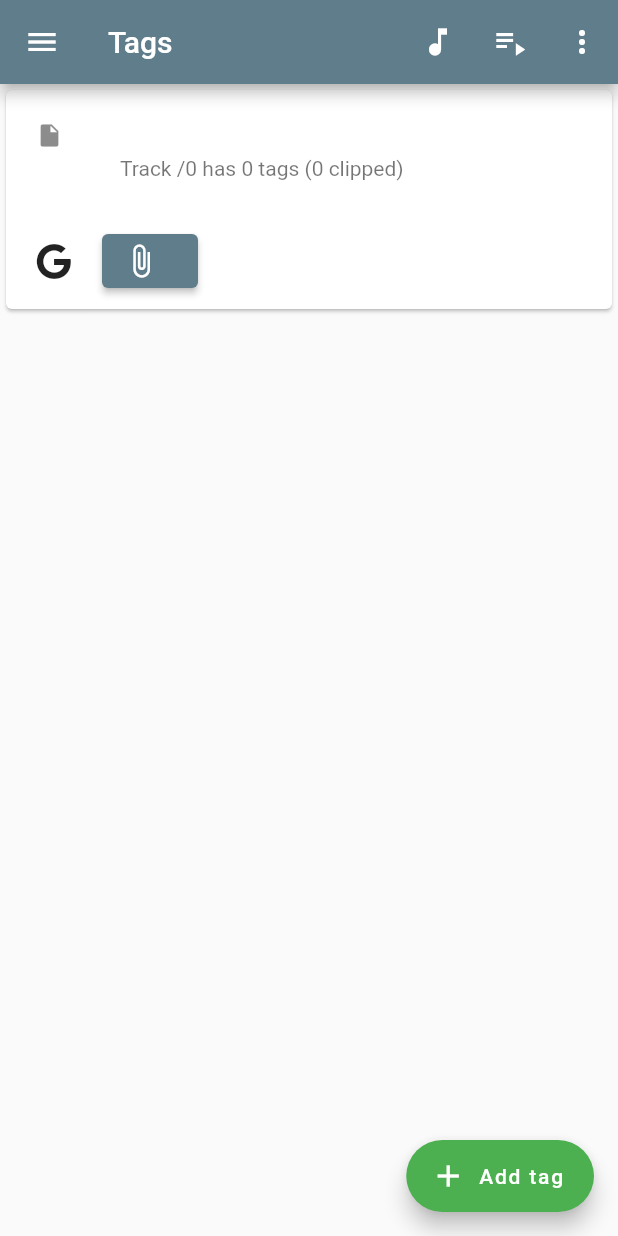
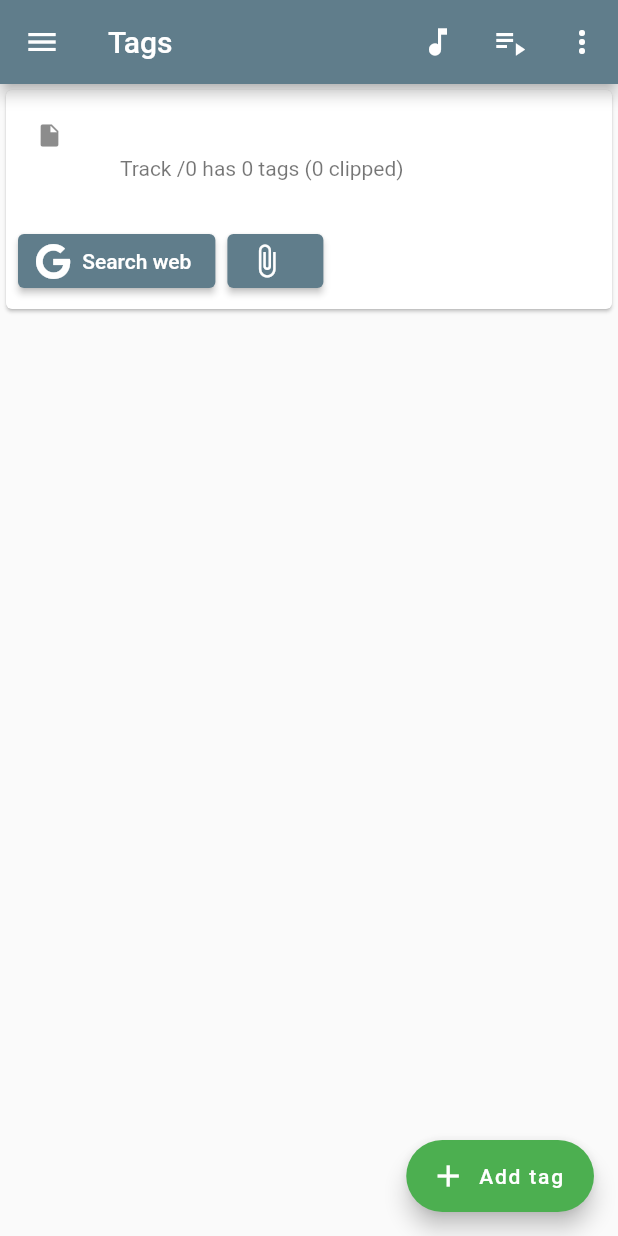
Before and after one commit to davidSchlosser/ql-coda, a Flutter app: the EditTagsView screen opened by its route, on a phone screen of 412 x 824 dp. Run offline on Flutter 3.47's test engine with Material 2 defaults, Android fonts, the phone set to English and light mode, and no system bars; our stand-ins replace bloc, equatable, flutter_bloc, flutter_riverpod, flutter_slidable, flutter_typeahead and 4 more; missing offline and left inert: mqtt_client.

Commit message:
search button

```diff
--- a/ql_coda/lib/screens/google_icon_button.dart
+++ b/ql_coda/lib/screens/google_icon_button.dart
@@ -1,28 +1,30 @@
-//import 'package:coda/blocs/blocs.dart';
 import 'package:coda/logger.dart';
 import 'package:coda/models/tags_model.dart';
-import 'package:coda/screens/google_search.dart';
+//import 'package:coda/screens/google_search.dart';
 import 'package:flutter/material.dart';
-import 'package:flutter_bloc/flutter_bloc.dart';
+import 'package:flutter_riverpod/flutter_riverpod.dart';
 import 'package:font_awesome_flutter/font_awesome_flutter.dart';
 import 'package:logger/logger.dart';
+import 'package:coda/models/edited_tags_model.dart';
 
 Logger _logger = getLogger('GoogleIconButton', Level.debug);
 
-class GoogleIconButton extends StatelessWidget {
-  const GoogleIconButton({super.key});
+class GoogleIconButton extends ConsumerWidget {
+
+  GoogleIconButton({super.key});
+
 
   @override
-  Widget build(BuildContext context) {
-    return IconButton(
+  Widget build(BuildContext context, WidgetRef ref) {
+    final List<Tag> tags = ref.read(editedTagsProvider);
+    return ElevatedButton.icon(
+      label: const Text('Search web'),
       icon: const FaIcon(FontAwesomeIcons.google),
       onPressed: () {
         String artists = '';
         String title = '';
 
-        TagsState state = BlocProvider.of<TagsBloc>(context).state;
-        if (state is TagsLoaded) {
-          List<Tag> tags = state.tags.tags;
+        if (tags.isNotEmpty) {
           title = tags.firstWhere((test) {return test.name == 'album';}).value;
           List<Tag> artistsList = tags.where((test) {return test.name == 'artist';}).toList();
           artists = artistsList.expand((tag){return [tag.value];}).toList().join(',');
@@ -34,14 +36,14 @@ class GoogleIconButton extends StatelessWidget {
           _logger.d('not TagsLoaded');
         }
 
-        Navigator.push(
+        /*Navigator.push(
           context,
           MaterialPageRoute(
               builder: (context) => GoogleSearch(
                 artists: artists,
                 title: title,
               )), //EditPage(Player.currentTrackFile)),
-        );
+        );*/
       },
     );
   }
```
